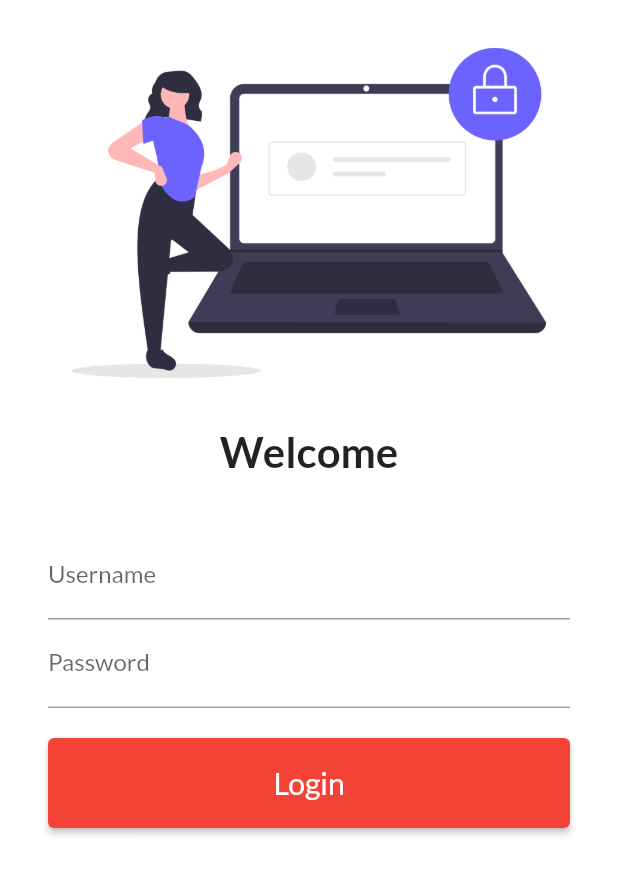
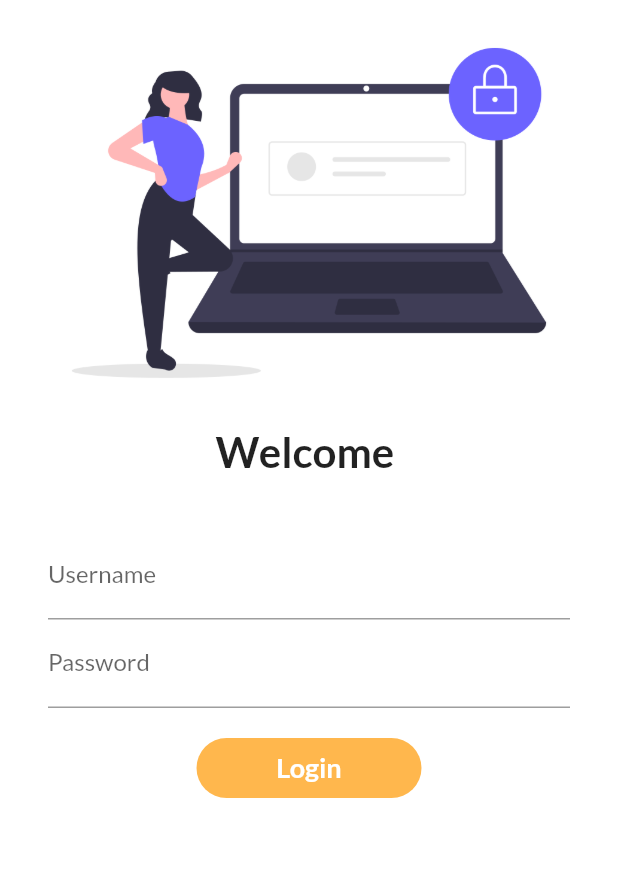
Before and after one commit to SandesH09568/fs1, a Flutter app: the screen it shows after launch, on a phone screen of 412 x 824 dp. Shown: the top 875 px of the screen. Run offline on Flutter 3.47's test engine with Material 2 defaults, Android fonts, the phone set to English and light mode, and no system bars; our stand-ins replace google_fonts.

Commit message:
Session6 still not complete

```diff
--- a/lib/pages/login_page.dart
+++ b/lib/pages/login_page.dart
@@ -1,9 +1,16 @@
 import 'package:flutter/material.dart';
-import 'package:flutter_application_1/utils/routes.dart';
+// ignore: unused_import
+import '../utils/routes.dart';
 
-class Loginpage extends StatelessWidget {
-  // const Loginpage({Key? key}) : super(key: key);
+class Loginpage extends StatefulWidget {
+  const Loginpage({Key? key}) : super(key: key);
 
+  @override
+  _LoginpageState createState() => _LoginpageState();
+}
+
+class _LoginpageState extends State<Loginpage> {
+  String name = "";
   @override
   Widget build(BuildContext context) {
     return Material(
@@ -17,7 +24,7 @@ class Loginpage extends StatelessWidget {
               // height: 500,
             ),
             Text(
-              "Welcome",
+              "Welcome $name",
               style: TextStyle(
                 fontSize: 28,
                 fontWeight: FontWeight.bold,
@@ -33,9 +40,12 @@ class Loginpage extends StatelessWidget {
               child: Column(
                 children: [
                   TextFormField(
-                    decoration: InputDecoration(
-                        hintText: "Enter Username", labelText: "Username"),
-                  ),
+                      decoration: InputDecoration(
+                          hintText: "Enter Username", labelText: "Username"),
+                      onChanged: (value) {
+                        name = value;
+                        setState(() {});
+                      }),
                   TextFormField(
                     obscureText: true,
                     decoration: InputDecoration(
@@ -45,12 +55,35 @@ class Loginpage extends StatelessWidget {
                     height: 20.0,
                     // width: 40.0,
                   ),
-                  ElevatedButton(
-                      style: TextButton.styleFrom(minimumSize: Size(900, 60)),
-                      onPressed: () {
-                        Navigator.pushNamed(context, MyRoutes.homeRoute);
-                      },
-                      child: Text("Login", style: TextStyle(fontSize: 20)))
+                  InkWell(
+                    onTap: () {
+                      Navigator.pushNamed(context, MyRoutes.homeRoute);
+                    },
+                    child: Container(
+                      width: 150,
+                      height: 40,
+                      // color: Colors.orange[300],
+                      alignment: Alignment.center,
+                      child: Text(
+                        "Login",
+                        style: TextStyle(
+                            color: Colors.white,
+                            fontWeight: FontWeight.bold,
+                            fontSize: 18),
+                      ),
+                      decoration: BoxDecoration(
+                        color: Colors.orange[300],
+                        borderRadius: BorderRadius.circular(20),
+                      ),
+                    ),
+
+                    // ElevatedButton(
+                    //     style: TextButton.styleFrom(minimumSize: Size(900, 60)),
+                    //     onPressed: () {
+                    //       Navigator.pushNamed(context, MyRoutes.homeRoute);
+                    //     },
+                    //     child: Text("Login", style: TextStyle(fontSize: 20)))
+                  ),
                 ],
               ),
             ),
```
